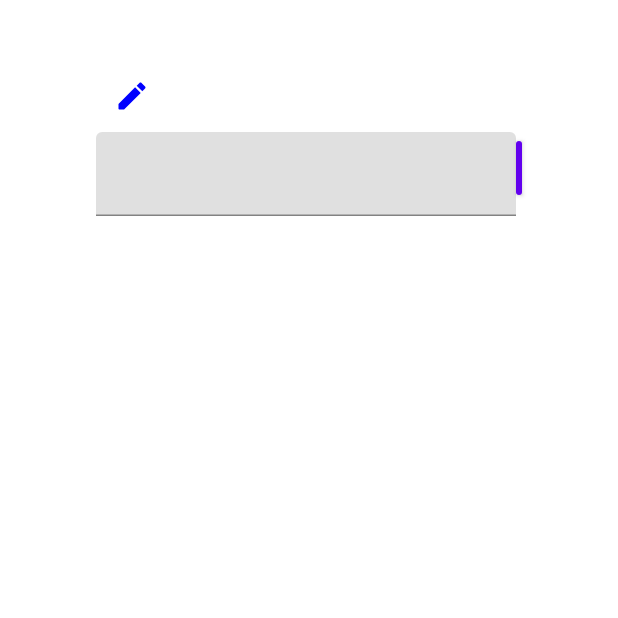
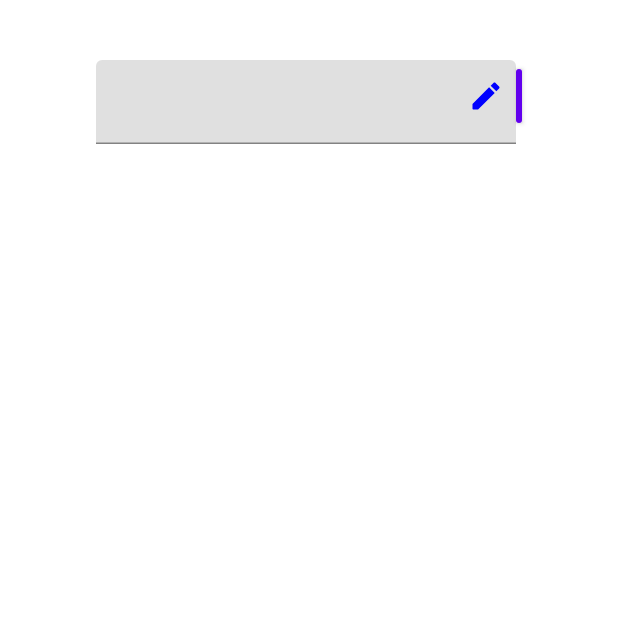
Before and after one commit to rulerhao/Ruler, an Android app built with Jetpack Compose: the composable HistoryDrawerScreen shown on its own in the app's theme, on a phone screen of 412 x 824 dp, the top half of it. Run offline under Robolectric (Android 15) with nearby library versions, the phone set to English and light mode, and no system bars; our stand-ins replace Dagger/Hilt's generated code, Room's generated code; 1 statement that could not run was skipped.

```diff
--- a/app/src/main/java/com/rulhouse/ruler/feature_node/domain/use_case/AddMeasurement.kt
+++ b/app/src/main/java/com/rulhouse/ruler/feature_node/domain/use_case/AddMeasurement.kt
@@ -10,9 +10,9 @@ class AddMeasurement (
 ) {
     @Throws(InvalidMeasurementException::class)
     suspend operator fun invoke(measurement: Measurement) {
-        if(measurement.title.isBlank()) {
-            throw InvalidMeasurementException("The title of the note can't be empty.")
-        }
+//        if(measurement.title.isBlank()) {
+//            throw InvalidMeasurementException("The title of the note can't be empty.")
+//        }
         repository.insertMeasurement(measurement)
     }
 }
--- a/app/src/main/java/com/rulhouse/ruler/feature_node/presentation/ruler/HistoryDrawerScreen.kt
+++ b/app/src/main/java/com/rulhouse/ruler/feature_node/presentation/ruler/HistoryDrawerScreen.kt
@@ -63,20 +63,10 @@ fun HistoryDrawerScreen(
                 )
                 .padding(horizontal = 32.dp, vertical = 8.dp)
         ) {
-
-            IconButton(
-                modifier = Modifier,
-//                    .align(alignment = Alignment.TopEnd),
-                onClick = {
-
-                }
+            Box(
+                modifier = Modifier
+                    .fillMaxWidth()
             ) {
-                Icon(
-                    Icons.Rounded.Edit,
-                    contentDescription = "Edit",
-                    tint = Color.Blue
-                )
-            }
                 Row(
 
                 ) {
@@ -110,6 +100,20 @@ fun HistoryDrawerScreen(
 
                     }
                 }
+                IconButton(
+                    modifier = Modifier
+                        .align(alignment = Alignment.TopEnd),
+                    onClick = {
+
+                    }
+                ) {
+                    Icon(
+                        Icons.Rounded.Edit,
+                        contentDescription = "Edit",
+                        tint = Color.Blue
+                    )
+                }
+            }
             LazyColumn(
 
             ) {
```
Also changed, not shown: app/src/main/java/com/rulhouse/ruler/feature_node/presentation/ruler/BottomDrawerItem.kt (+24 -1 lines), app/src/main/java/com/rulhouse/ruler/methods/TimeMethods.kt (added, +22 -0 lines). Lines whose indentation alone changed are shown as unchanged.
